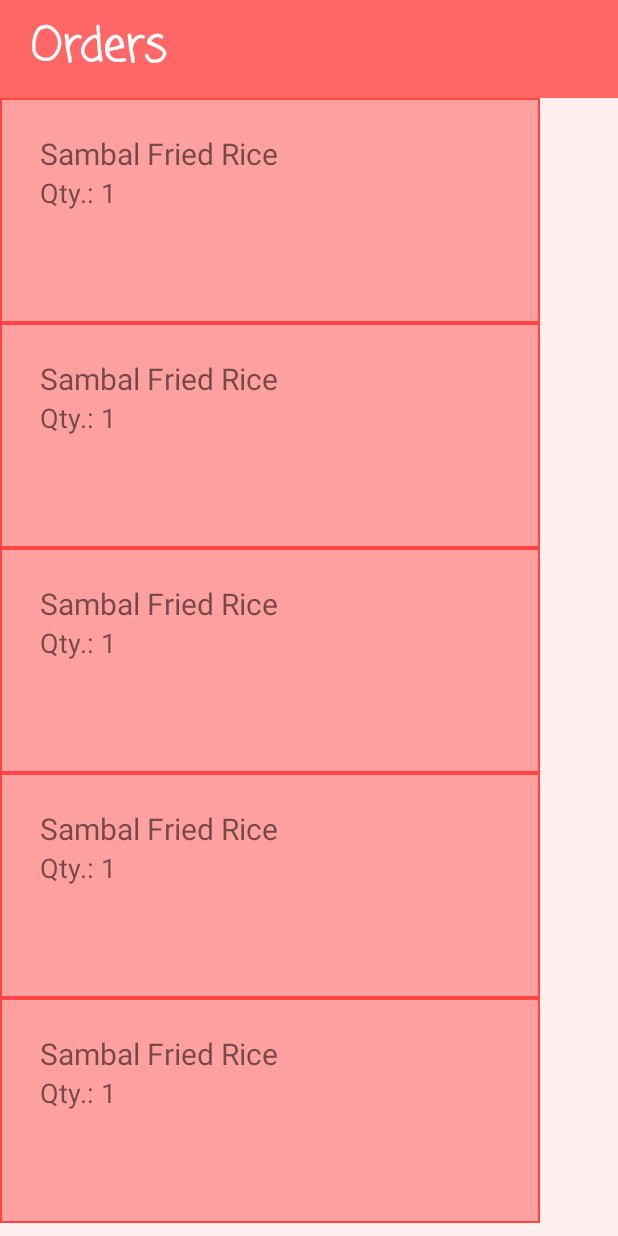
After one commit to shelinals/caNTU_db, an Android app: the OwnerActivity screen opened directly, with no data from a screen before it, on a phone screen of 412 x 824 dp. The commit adds this screen. Run offline under Robolectric (Android 15) with nearby library versions, the phone set to English and light mode, and no system bars.

Commit message:
Added logout, orders

```diff
--- a/app/src/main/AndroidManifest.xml
+++ b/app/src/main/AndroidManifest.xml
@@ -28,6 +28,11 @@
         </activity>
         <activity
             android:label="@string/app_name"
+            android:name=".OwnerActivity"
+            android:screenOrientation="sensorPortrait">
+        </activity>
+        <activity
+            android:label="@string/app_name"
             android:name=".LoginActivity"
             android:screenOrientation="sensorPortrait">
         </activity>
--- /dev/null
+++ b/app/src/main/java/com/root/cz3002/cantu/Order.java
@@ -0,0 +1,57 @@
+package com.root.cz3002.cantu;
+
+/**
+ * Created by christantia on 8/10/17.
+ */
+
+public class Order {
+    private int id;
+    private String menuName;
+    private int quantity;
+    private double priceOne;
+    private double totalPrice;
+
+    public Order(int id, String menuName, int quantity, double priceOne, double totalPrice){
+        this.id = id;
+        this.menuName = menuName;
+        this.quantity = quantity;
+        this.priceOne = priceOne;
+        this.totalPrice = totalPrice;
+    }
+
+    public int getId(){
+        return id;
+    }
+    public String getMenuName(){
+        return menuName;
+    }
+    public int getQuantity(){
+        return quantity;
+    }
+    public double getPriceOne(){
+        return priceOne;
+    }
+    public double getTotalPrice(){
+        return totalPrice;
+    }
+
+    public void setId(int id){
+        this.id = id;
+    }
+
+    public void setQuantity(int quantity){
+        this.quantity = quantity;
+    }
+
+    public void setMenuName(String menuName){
+        this.menuName = menuName;
+    }
+
+    public void setpriceOne(double priceOne){
+        this.priceOne = priceOne;
+    }
+
+    public void setTotalPrice(double totalPrice){
+        this.totalPrice = totalPrice;
+    }
+}
--- /dev/null
+++ b/app/src/main/java/com/root/cz3002/cantu/OrderListView.java
@@ -0,0 +1,56 @@
+package com.root.cz3002.cantu;
+
+import android.content.Context;
+import android.view.ViewGroup;
+import android.widget.LinearLayout;
+import android.widget.TextView;
+
+/**
+ * Created by Christantia on 10/6/2017.
+ */
+
+public class OrderListView extends LinearLayout {
+    public final static int PLUS_INT = 0;
+    public final static int ARROW_INT = 1;
+    public OrderListView(Context context, Order order) {
+        super(context);
+        setOrientation(LinearLayout.HORIZONTAL);
+        LayoutParams layoutParams = new LayoutParams(
+                LayoutParams.MATCH_PARENT, LayoutParams.WRAP_CONTENT);
+        setLayoutParams(new LayoutParams(layoutParams));
+        layoutParams = new LayoutParams(600, 150);
+        layoutParams.setMargins(40, 35, 5, 40);
+
+        LinearLayout temp = new LinearLayout(context);
+        temp.setOrientation(LinearLayout.VERTICAL);
+        temp.setLayoutParams(layoutParams);
+        TextView tv = new TextView(context);
+        tv.setText(order.getMenuName());
+        tv.setTextSize(20);
+        TextView tv2 = new TextView(context);
+        tv2.setText("Qty.: " + order.getQuantity());
+        tv2.setTextSize(18);
+        temp.addView(tv);
+        temp.addView(tv2);
+        addView(temp);
+        layoutParams = new LinearLayout.LayoutParams(200,90);
+        layoutParams.setMargins(90, 60, 0, 0);
+
+        TextView tv3 = new TextView(context);
+        tv3.setText( "$" + String.format("%.2f", order.getTotalPrice()));
+        tv3.setTextSize(20);
+        tv3.setLayoutParams(layoutParams);
+        addView(tv3);
+
+        /*ImageView plus = new ImageView(context);
+        plus.setId(PLUS_INT);
+        plus.setImageResource(R.drawable.plus);
+        plus.setLayoutParams(layoutParams);
+        addView(plus);
+        ImageView arrow = new ImageView(context);
+        arrow.setId(ARROW_INT);
+        arrow.setImageResource(R.drawable.navigation);
+        arrow.setLayoutParams(layoutParams);
+        addView(arrow);*/
+    }
+}
--- /dev/null
+++ b/app/src/main/java/com/root/cz3002/cantu/OwnerActivity.java
@@ -0,0 +1,124 @@
+package com.root.cz3002.cantu;
+
+import android.content.Context;
+import android.content.DialogInterface;
+import android.content.Intent;
+import android.content.res.ColorStateList;
+import android.os.Bundle;
+import android.support.design.widget.FloatingActionButton;
+import android.support.v7.app.AlertDialog;
+import android.support.v7.app.AppCompatActivity;
+import android.support.v7.widget.Toolbar;
+import android.view.LayoutInflater;
+import android.view.View;
+import android.view.ViewGroup;
+import android.widget.LinearLayout;
+import android.widget.Toast;
+
+public class OwnerActivity extends AppCompatActivity {
+
+    private String id;
+    //private String mode;
+    private LinearLayout list;
+    //private ArrayList<Stall> groupOrders = new ArrayList<Stall>(); //to fill with content of list for stalls in canteen/cuisine choice
+
+    @Override
+    protected void onCreate(Bundle savedInstanceState) {
+        super.onCreate(savedInstanceState);
+        setContentView(R.layout.activity_owner);
+
+        //Hide upper bars
+        View decorView = getWindow().getDecorView();
+        int uiOptions = View.SYSTEM_UI_FLAG_FULLSCREEN;
+        decorView.setSystemUiVisibility(uiOptions);
+        getSupportActionBar().hide();
+
+        Bundle bundleOld = getIntent().getExtras();
+        Intent intent = getIntent();
+        /*if (intent.hasExtra("MODE")) {
+            mode = bundleOld.getString("MODE");
+        }*/
+        if (intent.hasExtra("ID")) {
+            id = bundleOld.getString("ID");
+        }
+
+        final Context context = this;
+        final Bundle bundle = new Bundle();
+
+        FloatingActionButton switchMode = (FloatingActionButton) findViewById(R.id.switchMode);
+        LayoutInflater inflater = (LayoutInflater) this.getSystemService(LAYOUT_INFLATER_SERVICE);
+        list = (LinearLayout) inflater.inflate(R.layout.list_view, (ViewGroup) findViewById(R.id.list));
+
+        populateOrder();
+
+    }
+    private boolean addNewItemInList(final LinearLayout list, final Order cur) {
+        final LinearLayout a = new LinearLayout(this);
+        a.setOrientation(LinearLayout.HORIZONTAL);
+
+        OrderListView view = new OrderListView(this, cur);
+        view.setLayoutParams(new LinearLayout.LayoutParams(Toolbar.LayoutParams.MATCH_PARENT, Toolbar.LayoutParams.WRAP_CONTENT));
+        view.setBackgroundResource(R.drawable.background_border_red);
+
+        a.addView(view);
+        a.setTag(cur);
+        a.setOnClickListener(new View.OnClickListener() {
+            @Override
+            public void onClick(View v) {
+                AlertDialog.Builder builder1 = new AlertDialog.Builder(OwnerActivity.this);
+                builder1.setMessage("Are you sure you want to resolve and delete this order?");
+                builder1.setCancelable(true);
+
+                builder1.setPositiveButton(
+                        "Yes",
+                        new DialogInterface.OnClickListener() {
+                            public void onClick(DialogInterface dialog, int id) {
+                                list.removeView(a);
+                                //database method to remove order in DB
+                            }
+                        });
+
+                builder1.setNegativeButton(
+                        "No",
+                        new DialogInterface.OnClickListener() {
+                            public void onClick(DialogInterface dialog, int id) {
+                                dialog.cancel();
+                            }
+                        });
+
+                AlertDialog alert11 = builder1.create();
+                alert11.show();;
+            }
+        });
+
+        list.addView(a);
+        return false;
+    }
+
+    public void populateOrder() {
+        list.removeAllViews();
+
+        //dummy, example for populating list
+        Order temp = new Order(1,"Sambal Fried Rice",1,3.5,3.5);
+        addNewItemInList(list, temp);
+        addNewItemInList(list, temp);
+        addNewItemInList(list, temp);
+        addNewItemInList(list, temp);
+        addNewItemInList(list, temp);
+
+        //populate groupOrders arraylist
+        //using Database's method
+        //Order temp;
+       /* while (true) {
+            temp = new Order(take data from db)
+            addNewItemInList(list, temp);
+            if no orders left in db
+                break;
+        } ==OR==
+        for (Order cur: groupOrders)
+            addNewItemInList(list, temp);*/
+    }
+
+
+
+}
--- /dev/null
+++ b/app/src/main/res/drawable/background_border_red.xml
@@ -0,0 +1,18 @@
+<?xml version="1.0" encoding="utf-8"?>
+<shape xmlns:android="http://schemas.android.com/apk/res/android"
+    android:shape="rectangle" >
+    <!-- This is the stroke you want to define -->
+    <stroke android:width="1dp"
+        android:color="@android:color/holo_red_light"/>
+
+    <!-- Optional, round your corners -->
+    <!-- <corners android:bottomLeftRadius="0dp"
+        android:topLeftRadius="5dp"
+        android:bottomRightRadius="5dp"
+        android:topRightRadius="0dp" /> -->
+
+    <!-- Optional, fill the rest of your background with a color or gradient, use transparent if you only want the border to be displayed-->
+    <gradient android:startColor="#ffa0a0"
+        android:endColor="#ffa0a0"
+        android:angle="90"/>
+</shape>
--- /dev/null
+++ b/app/src/main/res/layout/activity_owner.xml
@@ -0,0 +1,38 @@
+<?xml version="1.0" encoding="utf-8"?>
+<RelativeLayout xmlns:android="http://schemas.android.com/apk/res/android"
+    android:layout_width="match_parent" android:layout_height="match_parent"
+    android:background="#ffefef">
+    <RelativeLayout
+        android:id="@+id/toolbar"
+        android:layout_width="500dp"
+        android:layout_height="65dp"
+        android:background="@android:color/holo_red_light"
+        android:alpha="0.8"
+        android:orientation="horizontal">
+
+        <TextView
+            android:id="@+id/textView2"
+            android:layout_width="wrap_content"
+            android:layout_height="wrap_content"
+            android:layout_marginStart="20dp"
+            android:fontFamily="casual"
+            android:text="Orders"
+            android:textColor="@android:color/background_light"
+            android:textSize="30sp"
+            android:textStyle="bold"
+            android:layout_centerVertical="true"
+            android:layout_alignParentStart="true" />
+    </RelativeLayout>
+    <ScrollView
+        android:layout_width="wrap_content"
+        android:layout_height="wrap_content"
+        android:layout_below="@+id/toolbar">
+        <LinearLayout
+            android:id="@+id/list"
+            android:layout_width="360dp"
+            android:layout_height="wrap_content"
+            android:layout_below="@+id/toolbar"
+            android:orientation="vertical" />
+    </ScrollView>
+
+</RelativeLayout>
```
Also changed, not shown: app/src/main/java/com/root/cz3002/cantu/LauncherActivity.java (+9 -0 lines), app/src/main/java/com/root/cz3002/cantu/LauncherOwnerActivity.java (+13 -6 lines), app/src/main/java/com/root/cz3002/cantu/MainActivity.java (+8 -4 lines), app/src/main/res/layout/activity_launcher.xml (+12 -1 lines), app/src/main/res/layout/activity_launcher_owner.xml (+12 -0 lines).
